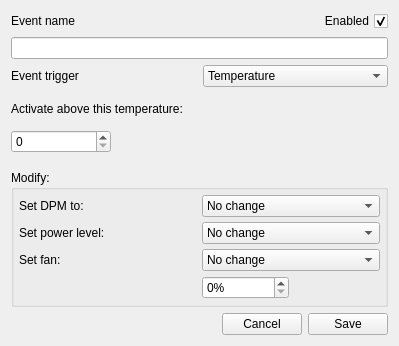
The window that radeon-profile/dialogs/dialog_rpevent.ui (marazmista/radeon-profile) describes before a commit, drawn with Qt 5.
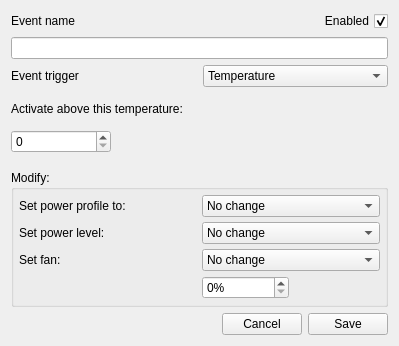
The same window after the commit.

Commit message: major refactor of DPM and Power Profile Modes handling: - unify left panel UI for power profiles control - removed DPM menu from tray - removed unnecessary enums and signals - existing configured events are incompatible

The edit to the form file:
```diff
--- a/radeon-profile/dialogs/dialog_rpevent.ui
+++ b/radeon-profile/dialogs/dialog_rpevent.ui
@@ -98,7 +98,7 @@
       <item row="0" column="0" colspan="2">
        <widget class="QLabel" name="l_profile">
         <property name="text">
-         <string>Set DPM to:</string>
+         <string>Set power profile to:</string>
         </property>
        </widget>
       </item>
```
Left out of the diff: 2 changed lines with no effect on the pictures. The commit also changes 15 other files.
